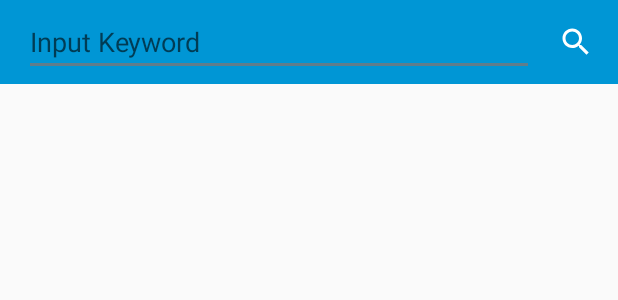
After one commit to yoonhok524/HPPK-2018-Angel-s-Wing, an Android app: the layout activity_search.xml on its own in the app's theme, with its tools: preview values and no code run, on a phone screen of 412 x 824 dp. The commit adds this screen. Shown: the top 300 px of the screen. Run offline under Robolectric (Android 15) with nearby library versions, the phone set to English and light mode, and no system bars.

Commit message:
Search구현

```diff
--- a/app/build.gradle
+++ b/app/build.gradle
@@ -12,8 +12,8 @@ android {
         applicationId "com.youknow.hppk2018.angelswing"
         minSdkVersion 21
         targetSdkVersion 27
-        versionCode 7
-        versionName "1.1.0"
+        versionCode 8
+        versionName "1.2.0"
         testInstrumentationRunner "android.support.test.runner.AndroidJUnitRunner"
     }
     androidExtensions {
--- a/app/src/main/AndroidManifest.xml
+++ b/app/src/main/AndroidManifest.xml
@@ -50,6 +50,10 @@
                 android:name="com.youknow.hppk2018.angelswing.ui.list.favorites.FavoritesActivity"
                 android:label="@string/my_favorites" />
 
+        <activity android:name="com.youknow.hppk2018.angelswing.ui.list.search.SearchActivity"
+                android:label="@string/search"
+                android:theme="@style/NoActionBar"/>
+
     </application>
 
 </manifest>
--- a/app/src/main/java/com/youknow/hppk2018/angelswing/data/source/ProductDataSource.kt
+++ b/app/src/main/java/com/youknow/hppk2018/angelswing/data/source/ProductDataSource.kt
@@ -15,8 +15,8 @@ class ProductDataSource : AnkoLogger {
     private val mRef = FirebaseFirestore.getInstance().collection(PRODUCTS)
 
     fun getAllProducts() = Single.create<List<Product>> { emitter ->
-        val baseQuery = mRef.orderBy("createdAt", Query.Direction.DESCENDING)
-        baseQuery.get()
+        mRef.orderBy("createdAt", Query.Direction.DESCENDING)
+                .get()
                 .addOnCompleteListener {
                     if (it.isSuccessful) {
                         if (it.result.isEmpty) {
@@ -133,5 +133,4 @@ class ProductDataSource : AnkoLogger {
                 }
     }
 
-
 }
--- a/app/src/main/java/com/youknow/hppk2018/angelswing/ui/list/ProductsActivity.kt
+++ b/app/src/main/java/com/youknow/hppk2018/angelswing/ui/list/ProductsActivity.kt
@@ -17,6 +17,7 @@ import com.youknow.hppk2018.angelswing.data.model.Product
 import com.youknow.hppk2018.angelswing.ui.KEY_USER
 import com.youknow.hppk2018.angelswing.ui.addedit.AddEditActivity
 import com.youknow.hppk2018.angelswing.ui.list.favorites.FavoritesActivity
+import com.youknow.hppk2018.angelswing.ui.list.search.SearchActivity
 import com.youknow.hppk2018.angelswing.ui.signin.SignInActivity
 import com.youknow.hppk2018.angelswing.ui.statistics.StatisticsActivity
 import kotlinx.android.synthetic.main.activity_products.*
@@ -68,6 +69,7 @@ class ProductsActivity : AppCompatActivity(), ProductsContract.View, View.OnClic
 
     override fun onOptionsItemSelected(item: MenuItem?): Boolean {
         when (item!!.itemId) {
+            R.id.search -> startActivity(Intent(this, SearchActivity::class.java))
             R.id.statistics -> startActivity(Intent(this, StatisticsActivity::class.java))
             R.id.favorites -> startActivity(Intent(this, FavoritesActivity::class.java))
         }
--- /dev/null
+++ b/app/src/main/res/drawable/ic_search.xml
@@ -0,0 +1,9 @@
+<vector xmlns:android="http://schemas.android.com/apk/res/android"
+        android:width="24dp"
+        android:height="24dp"
+        android:viewportWidth="24.0"
+        android:viewportHeight="24.0">
+    <path
+        android:fillColor="#FFFFFF"
+        android:pathData="M15.5,14h-0.79l-0.28,-0.27C15.41,12.59 16,11.11 16,9.5 16,5.91 13.09,3 9.5,3S3,5.91 3,9.5 5.91,16 9.5,16c1.61,0 3.09,-0.59 4.23,-1.57l0.27,0.28v0.79l5,4.99L20.49,19l-4.99,-5zM9.5,14C7.01,14 5,11.99 5,9.5S7.01,5 9.5,5 14,7.01 14,9.5 11.99,14 9.5,14z"/>
+</vector>
--- /dev/null
+++ b/app/src/main/res/layout/activity_search.xml
@@ -0,0 +1,75 @@
+<?xml version="1.0" encoding="utf-8"?>
+<android.support.constraint.ConstraintLayout xmlns:android="http://schemas.android.com/apk/res/android"
+        xmlns:app="http://schemas.android.com/apk/res-auto"
+        xmlns:tools="http://schemas.android.com/tools"
+        android:layout_width="match_parent"
+        android:layout_height="match_parent"
+        tools:context=".ui.list.search.SearchActivity">
+
+    <android.support.v7.widget.Toolbar
+            android:id="@+id/toolbar"
+            android:layout_width="match_parent"
+            android:layout_height="wrap_content"
+            android:background="@color/colorPrimary"
+            app:layout_constraintTop_toTopOf="parent">
+
+        <android.support.constraint.ConstraintLayout
+                android:layout_width="match_parent"
+                android:layout_height="wrap_content">
+
+            <EditText
+                    android:id="@+id/etSearch"
+                    android:layout_width="0dp"
+                    android:layout_height="wrap_content"
+                    android:hint="@string/hint_search"
+                    android:imeOptions="actionSearch"
+                    android:inputType="text"
+                    app:layout_constraintTop_toTopOf="parent"
+                    app:layout_constraintBottom_toBottomOf="parent"
+                    app:layout_constraintStart_toStartOf="parent"
+                    app:layout_constraintEnd_toStartOf="@id/ivSearch"/>
+
+            <ImageView
+                    android:id="@+id/ivSearch"
+                    android:layout_width="wrap_content"
+                    android:layout_height="wrap_content"
+                    android:padding="16dp"
+                    android:src="@drawable/ic_search"
+                    app:layout_constraintTop_toTopOf="parent"
+                    app:layout_constraintEnd_toEndOf="parent"
+                    app:layout_constraintBottom_toBottomOf="parent"/>
+        </android.support.constraint.ConstraintLayout>
+    </android.support.v7.widget.Toolbar>
+
+    <android.support.v7.widget.RecyclerView
+            android:id="@+id/rvProducts"
+            android:layout_width="match_parent"
+            android:layout_height="0dp"
+            app:layout_constraintTop_toBottomOf="@id/toolbar"
+            app:layout_constraintBottom_toBottomOf="parent"/>
+
+    <TextView
+            android:id="@+id/tvEmptyProducts"
+            android:layout_width="wrap_content"
+            android:layout_height="wrap_content"
+            android:drawableTop="@drawable/ic_alert"
+            android:drawablePadding="8dp"
+            android:text="@string/empty_products"
+            android:visibility="gone"
+            app:layout_constraintTop_toTopOf="parent"
+            app:layout_constraintBottom_toBottomOf="parent"
+            app:layout_constraintStart_toStartOf="parent"
+            app:layout_constraintEnd_toEndOf="parent"/>
+
+    <ProgressBar
+            android:id="@+id/progressBar"
+            android:layout_width="wrap_content"
+            android:layout_height="wrap_content"
+            android:layout_gravity="center"
+            android:visibility="gone"
+            app:layout_constraintTop_toTopOf="parent"
+            app:layout_constraintBottom_toBottomOf="parent"
+            app:layout_constraintStart_toStartOf="parent"
+            app:layout_constraintEnd_toEndOf="parent"/>
+
+</android.support.constraint.ConstraintLayout>
--- a/app/src/main/res/values/strings.xml
+++ b/app/src/main/res/values/strings.xml
@@ -73,4 +73,7 @@
     <string name="number_of_users">Favorites %1$d</string>
     <string name="number_of_employees_interested_in_this_product">%1$d employees are interested in this product.</string>
     <string name="my_favorites">My Favorites</string>
+    <string name="search">Search</string>
+    <string name="hint_search">Input Keyword</string>
+    <string name="err_search_keyword_is_empty">Please enter search keyword.</string>
 </resources>
```
Also changed, not shown: app/src/main/java/com/youknow/hppk2018/angelswing/ui/list/search/SearchActivity.kt (added, +75 -0 lines), app/src/main/java/com/youknow/hppk2018/angelswing/ui/list/search/SearchContract.kt (added, +18 -0 lines), app/src/main/java/com/youknow/hppk2018/angelswing/ui/list/search/SearchPresenter.kt (added, +37 -0 lines), app/src/main/res/menu/main.xml (+7 -0 lines), 2 other files.
